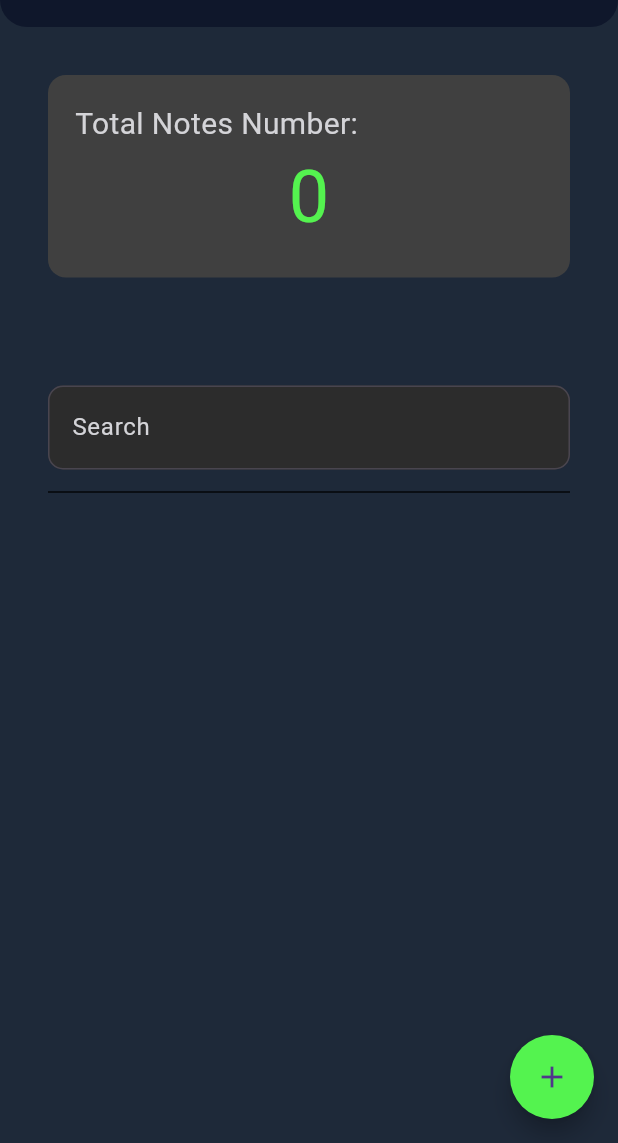
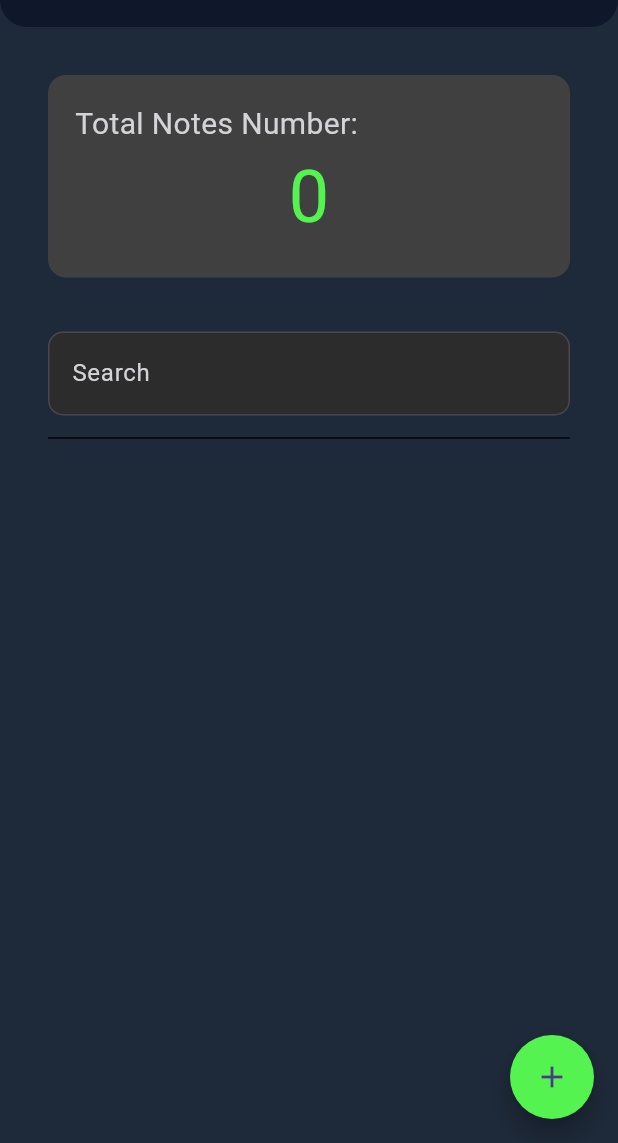
Before and after one commit to Yahya-hossaini/note-taker, a Flutter app: the screen it shows after launch, on a phone screen of 412 x 824 dp, the part 93-1236 px from its top. Run offline on Flutter 3.47's test engine with Material 3 defaults, Android fonts, the light colour scheme and no system bars; our stand-ins replace supabase_flutter; accounts and stored records are empty.

Commit message:
Using Consumer instead of FutureBuilder in homePage for updating the UI after deleting a note from List.

```diff
--- a/lib/Screens/home_page.dart
+++ b/lib/Screens/home_page.dart
@@ -18,27 +18,15 @@ class HomePage extends StatefulWidget {
 
 class _HomePageState extends State<HomePage> {
   final TextEditingController _searchController = TextEditingController();
-  late Future<void> _fetchNotesFuture;
 
   @override
   void initState() {
     super.initState();
-    _fetchNotesFuture =
     Provider.of<NotesProvider>(context, listen: false).fetchNotes();
   }
 
   @override
   Widget build(BuildContext context) {
-    final notesData = Provider.of<NotesProvider>(context, listen: false);
-
-    return FutureBuilder(
-      future: notesData.fetchNotes(),
-      builder: (context, snapshot) {
-        if (snapshot.connectionState == ConnectionState.waiting) {
-          return const Center(
-              child: CircularProgressIndicator()); // Show loading indicator
-        }
-
     return Scaffold(
       backgroundColor: kScaffoldColor,
       appBar: PreferredSize(
@@ -74,26 +62,28 @@ class _HomePageState extends State<HomePage> {
                         style: kNoteCounterTitleTextStyle,
                       ),
                     ),
-                        Text(
+                    Consumer<NotesProvider>(
+                      builder: (context, notesData, child) {
+                        return Text(
                           '${notesData.notes.length}',
                           style: kNoteCounterTextStyle,
+                        );
+                      },
                     ),
                   ],
                 ),
               ),
               const SizedBox(height: 36),
-                  const SizedBox(
-                    height: 36,
-                  ),
               CustomTextField(
                 hintText: 'Enter the title',
                 title: 'Search',
                 controller: _searchController,
               ),
-                  const Divider(
-                      height: 30, color: Colors.black87, thickness: 1),
+              const Divider(height: 30, color: Colors.black87, thickness: 1),
               Expanded(
-                    child: ListView.builder(
+                child: Consumer<NotesProvider>(
+                  builder: (context, notesData, child) {
+                    return ListView.builder(
                       itemCount: notesData.notes.length,
                       itemBuilder: (context, index) {
                         final note = notesData.notes[index];
@@ -107,12 +97,15 @@ class _HomePageState extends State<HomePage> {
                               borderRadius: BorderRadius.circular(12),
                             ),
                             child: Padding(
-                              padding: const EdgeInsets.symmetric(horizontal: 12),
+                              padding:
+                                  const EdgeInsets.symmetric(horizontal: 12),
                               child: Row(
-                                mainAxisAlignment: MainAxisAlignment.spaceBetween,
+                                mainAxisAlignment:
+                                    MainAxisAlignment.spaceBetween,
                                 children: [
                                   Column(
-                                    crossAxisAlignment: CrossAxisAlignment.start,
+                                    crossAxisAlignment:
+                                        CrossAxisAlignment.start,
                                     mainAxisAlignment: MainAxisAlignment.center,
                                     children: [
                                       Text(
@@ -120,7 +113,8 @@ class _HomePageState extends State<HomePage> {
                                         style: kNoteCardTextStyle,
                                       ),
                                       Text(
-                                        DateFormat('yyyy-MM-dd HH:mm').format(note.createdAt),
+                                        DateFormat('yyyy-MM-dd HH:mm')
+                                            .format(note.createdAt),
                                         style: kNoteCardTextStyle,
                                       ),
                                     ],
@@ -128,8 +122,11 @@ class _HomePageState extends State<HomePage> {
                                   Row(
                                     children: [
                                       IconButton(
-                                        onPressed: () {
-                                          notesData.deleteNote(note.id);
+                                        onPressed: () async {
+                                          await Provider.of<NotesProvider>(
+                                                  context,
+                                                  listen: false)
+                                              .deleteNote(note.id);
                                         },
                                         icon: const Icon(
                                           Icons.delete,
@@ -151,6 +148,8 @@ class _HomePageState extends State<HomePage> {
                           ),
                         );
                       },
+                    );
+                  },
                 ),
               ),
             ],
@@ -163,11 +162,8 @@ class _HomePageState extends State<HomePage> {
         },
         child: Icon(Icons.add),
         backgroundColor: Color(0xFF54F34F),
-            shape:
-                RoundedRectangleBorder(borderRadius: BorderRadius.circular(50)),
+        shape: RoundedRectangleBorder(borderRadius: BorderRadius.circular(50)),
       ),
-        );
-      },
     );
   }
 }
```
Also changed, not shown: lib/providers/notes_provider.dart (+2 -7 lines). Lines whose indentation alone changed are shown as unchanged.
